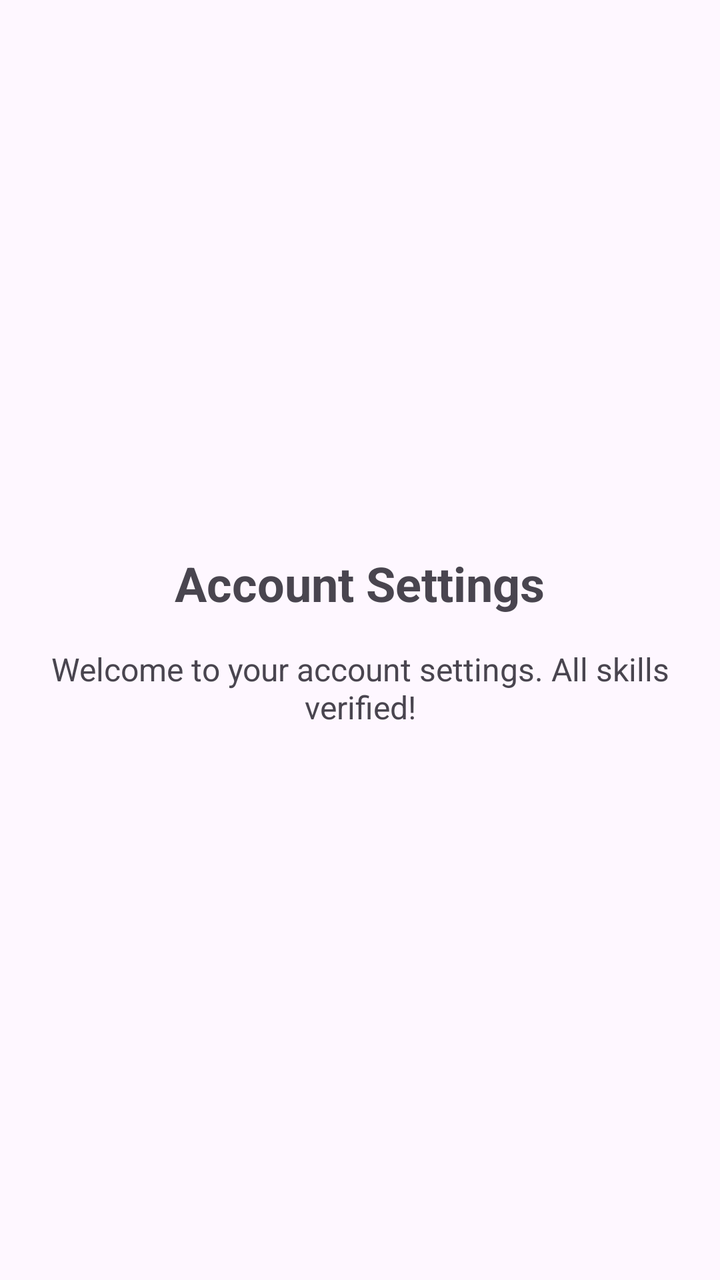
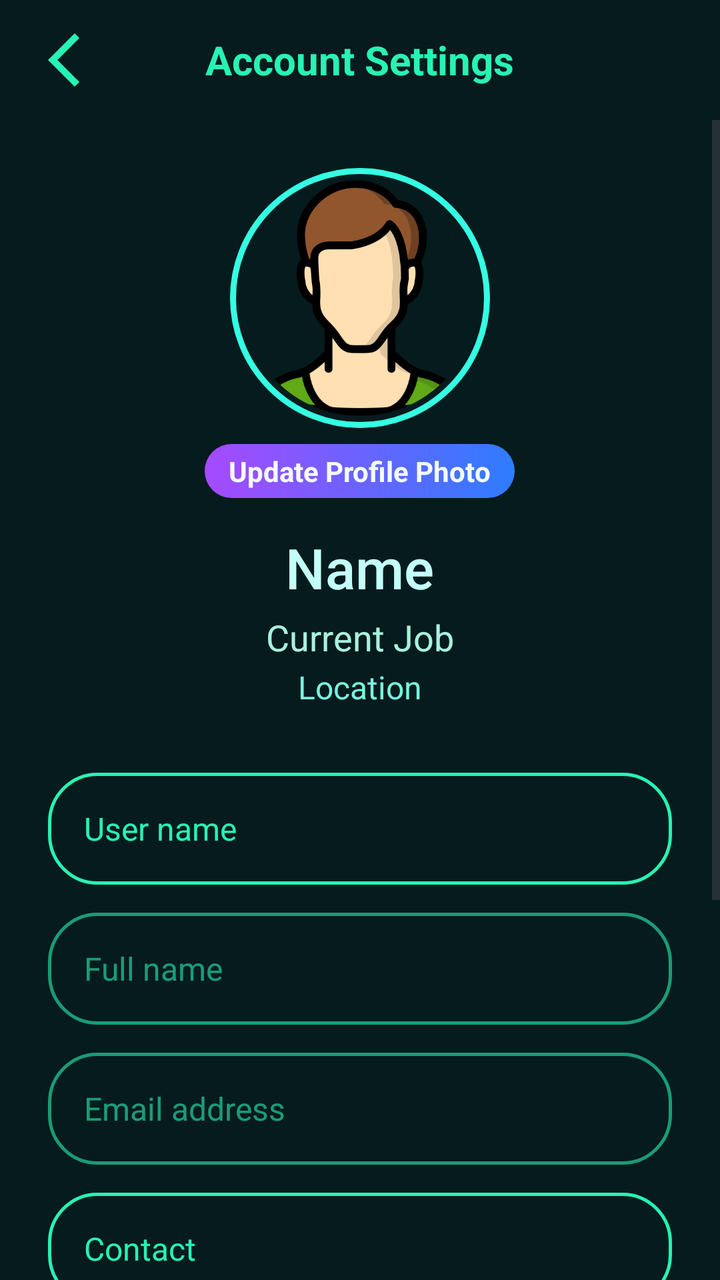

Before-and-after screenshots of an Android layout around one commit, followed by the original layout XML and the change that was made.
<!-- AndroidManifest.xml: application theme Theme.SkillSwapAGenZSkillExchanger -->
<!-- res/layout/activity_account_settings.xml -->
<?xml version="1.0" encoding="utf-8"?>
<LinearLayout xmlns:android="http://schemas.android.com/apk/res/android"
    android:layout_width="match_parent"
    android:layout_height="match_parent"
    android:orientation="vertical"
    android:gravity="center"
    android:padding="20dp">

    <TextView
        android:id="@+id/tvTitle"
        android:layout_width="wrap_content"
        android:layout_height="wrap_content"
        android:text="Account Settings"
        android:textSize="24sp"
        android:textStyle="bold" />

    <TextView
        android:layout_width="wrap_content"
        android:layout_height="wrap_content"
        android:layout_marginTop="16dp"
        android:text="Welcome to your account settings. All skills verified!"
        android:textAlignment="center"
        android:textSize="16sp" />

</LinearLayout>
<!-- resources referenced by this layout -->
<resources>
  <style name="Theme.SkillSwapAGenZSkillExchanger" parent="Base.Theme.SkillSwapAGenZSkillExchanger" />
  <style name="Base.Theme.SkillSwapAGenZSkillExchanger" parent="Theme.Material3.DayNight.NoActionBar">
          
          <item name="android:statusBarColor">#103238</item>
          
      </style>
</resources>

<!-- the commit's change to res/layout/activity_account_settings.xml (unified diff, before → after) -->
@@ -1,25 +1,228 @@
 <?xml version="1.0" encoding="utf-8"?>
 <LinearLayout xmlns:android="http://schemas.android.com/apk/res/android"
+    xmlns:app="http://schemas.android.com/apk/res-auto"
     android:layout_width="match_parent"
     android:layout_height="match_parent"
-    android:orientation="vertical"
-    android:gravity="center"
-    android:padding="20dp">
-
-    <TextView
-        android:id="@+id/tvTitle"
-        android:layout_width="wrap_content"
-        android:layout_height="wrap_content"
-        android:text="Account Settings"
-        android:textSize="24sp"
-        android:textStyle="bold" />
-
-    <TextView
-        android:layout_width="wrap_content"
-        android:layout_height="wrap_content"
-        android:layout_marginTop="16dp"
-        android:text="Welcome to your account settings. All skills verified!"
-        android:textAlignment="center"
-        android:textSize="16sp" />
+    android:background="#061B1D"
+    android:orientation="vertical">
+
+    
+    <RelativeLayout
+        android:layout_width="match_parent"
+        android:layout_height="60dp"
+        android:paddingHorizontal="16dp">
+
+        <ImageView
+            android:id="@+id/btn_back"
+            android:layout_width="32dp"
+            android:layout_height="32dp"
+            android:layout_centerVertical="true"
+            android:src="@drawable/ic_back_activity"
+            android:background="?attr/selectableItemBackgroundBorderless"
+            android:clickable="true"
+            android:focusable="true"/>
+
+        <TextView
+            android:layout_width="wrap_content"
+            android:layout_height="wrap_content"
+            android:layout_centerInParent="true"
+            android:text="Account Settings"
+            android:textColor="#27F3B3"
+            android:textSize="20sp"
+            android:textStyle="bold" />
+    </RelativeLayout>
+
+    <ScrollView
+        android:layout_width="match_parent"
+        android:layout_height="match_parent"
+        android:fillViewport="true">
+
+        <LinearLayout
+            android:layout_width="match_parent"
+            android:layout_height="wrap_content"
+            android:orientation="vertical"
+            android:padding="24dp">
+
+            
+            <FrameLayout
+                android:layout_width="130dp"
+                android:layout_height="130dp"
+                android:layout_gravity="center"
+                android:background="@drawable/profile_ring"
+                android:padding="4dp">
+
+                <com.google.android.material.imageview.ShapeableImageView
+                    android:id="@+id/profile_pic"
+                    android:layout_width="match_parent"
+                    android:layout_height="match_parent"
+                    android:src="@drawable/man"
+                    android:scaleType="centerCrop"
+                    app:shapeAppearanceOverlay="@style/CircleImageView"
+                    android:padding="2dp"/>
+            </FrameLayout>
+
+            
+            <TextView
+                android:id="@+id/tv_update_photo"
+                android:layout_width="wrap_content"
+                android:layout_height="wrap_content"
+                android:layout_gravity="center"
+                android:layout_marginTop="8dp"
+                android:text="Update Profile Photo"
+                android:textColor="#F4FDFB"
+                android:textSize="14sp"
+                android:textStyle="bold"
+                android:background="@drawable/bg_btn_login"
+                android:paddingHorizontal="12dp"
+                android:paddingVertical="4dp"
+                android:clickable="true"
+                android:focusable="true"/>
+
+            
+            <TextView
+                android:id="@+id/name"
+                android:layout_width="wrap_content"
+                android:layout_height="wrap_content"
+                android:text="Name"
+                android:textColor="#C3FFF9"
+                android:layout_gravity="center"
+                android:paddingTop="16dp"
+                android:textSize="28sp"
+                android:fontFamily="sans-serif-medium"/>
+
+            
+            <TextView
+                android:id="@+id/tv_job"
+                android:layout_width="wrap_content"
+                android:layout_height="wrap_content"
+                android:text="Current Job"
+                android:layout_gravity="center"
+                android:textColor="#A8F2DD"
+                android:textSize="18sp"
+                android:paddingTop="4dp"/>
+
+            
+            <TextView
+                android:id="@+id/location"
+                android:layout_width="wrap_content"
+                android:layout_height="wrap_content"
+                android:text="Location"
+                android:layout_gravity="center"
+                android:textColor="#7AF2DD"
+                android:textSize="16sp"
+                android:paddingTop="2dp"/>
+
+            
+            <EditText
+                android:id="@+id/et_user_name"
+                android:layout_width="match_parent"
+                android:layout_height="56dp"
+                android:layout_marginTop="32dp"
+                android:background="@drawable/bg_input_outline"
+                android:paddingStart="18dp"
+                android:paddingEnd="18dp"
+                android:hint="User name"
+                android:textColor="#27F3B3"
+                android:textColorHint="#27F3B3"
+                android:textSize="16sp"
+                android:singleLine="true" />
+
+            <EditText
+                android:id="@+id/et_full_name"
+                android:layout_width="match_parent"
+                android:layout_height="56dp"
+                android:layout_marginTop="14dp"
+                android:background="@drawable/bg_input_outline"
+                android:paddingStart="18dp"
+                android:paddingEnd="18dp"
+                android:hint="Full name"
+                android:textColor="#27F3B3"
+                android:textColorHint="#27F3B3"
+                android:textSize="16sp"
+                android:singleLine="true"
+                android:focusable="false"
+                android:clickable="false"
+                android:alpha="0.6"/>
+
+            <EditText
+                android:id="@+id/et_email"
+                android:layout_width="match_parent"
+                android:layout_height="56dp"
+                android:layout_marginTop="14dp"
+                android:background="@drawable/bg_input_outline"
+                android:paddingStart="18dp"
+                android:paddingEnd="18dp"
+                android:hint="Email address"
+                android:textColor="#27F3B3"
+                android:textColorHint="#27F3B3"
+                android:textSize="16sp"
+                android:singleLine="true"
+                android:focusable="false"
+                android:clickable="false"
+                android:alpha="0.6"/>
+
+            <EditText
+                android:id="@+id/et_contact"
+                android:layout_width="match_parent"
+                android:layout_height="56dp"
+                android:layout_marginTop="14dp"
+                android:background="@drawable/bg_input_outline"
+                android:paddingStart="18dp"
+                android:paddingEnd="18dp"
+                android:hint="Contact"
+                android:inputType="phone"
+                android:textColor="#27F3B3"
+                android:textColorHint="#27F3B3"
+                android:textSize="16sp"
+                android:singleLine="true" />
+
+            <EditText
+                android:id="@+id/et_dob"
+                android:layout_width="match_parent"
+                android:layout_height="56dp"
+                android:layout_marginTop="14dp"
+                android:background="@drawable/bg_input_outline"
+                android:paddingStart="18dp"
+                android:paddingEnd="18dp"
+                android:hint="Date of birth"
+                android:textColor="#27F3B3"
+                android:textColorHint="#27F3B3"
+                android:textSize="16sp"
+                android:singleLine="true"
+                android:focusable="false"
+                android:clickable="false"
+                android:alpha="0.6"/>
+
+            
+            <TextView
+                android:id="@+id/btn_change_password"
+                android:layout_width="match_parent"
+                android:layout_height="56dp"
+                android:layout_marginTop="24dp"
+                android:background="@drawable/bg_signup_btn"
+                android:gravity="center"
+                android:text="Change Password"
+                android:textColor="#02131C"
+                android:textSize="18sp"
+                android:textStyle="bold" />
+
+            
+            <TextView
+                android:id="@+id/btn_save_info"
+                android:layout_width="match_parent"
+                android:layout_height="56dp"
+                android:layout_marginTop="16dp"
+                android:layout_marginBottom="24dp"
+                android:background="@drawable/bg_btn_login"
+                android:gravity="center"
+                android:text="Save Info"
+                android:textColor="#F4FDFB"
+                android:textSize="18sp"
+                android:textStyle="bold"
+                android:alpha="0.5"
+                android:clickable="false" />
+
+        </LinearLayout>
+    </ScrollView>
 
 </LinearLayout>
<!-- resource entries referenced after the edit -->
@@ -1,5 +1,51 @@
 <!-- resources referenced by this layout -->
 <resources>
+  <!-- drawable bg_btn_login (drawable) -->
+  <shape xmlns:android="http://schemas.android.com/apk/res/android"
+      android:shape="rectangle">
+  
+      <corners android:radius="24dp" />
+  
+      <gradient
+          android:type="linear"
+          android:startColor="#A64AFF"
+          android:endColor="#2E7CFF"
+          android:angle="0" />
+  </shape>
+  <!-- drawable bg_input_outline (drawable) -->
+  <shape xmlns:android="http://schemas.android.com/apk/res/android">
+      <solid android:color="@android:color/transparent" />
+      <stroke
+          android:width="1.7dp"
+          android:color="#27F3B3" />
+      <corners android:radius="24dp" />
+  </shape>
+  <!-- drawable bg_signup_btn (drawable) -->
+  <shape xmlns:android="http://schemas.android.com/apk/res/android">
+      <corners android:radius="24dp" />
+      <solid android:color="#18FCE6" />
+  </shape>
+  <!-- drawable ic_back_activity (drawable) -->
+  <vector xmlns:android="http://schemas.android.com/apk/res/android" android:height="24dp" android:tint="#27F3B3" android:viewportHeight="24" android:viewportWidth="24" android:width="24dp">
+        
+      <path android:fillColor="@android:color/white" android:pathData="M17.77,3.77l-1.77,-1.77l-10,10l10,10l1.77,-1.77l-8.23,-8.23z"/>
+      
+  </vector>
+  <!-- drawable man: png bitmap (drawable, 31781 bytes) -->
+  <!-- drawable profile_ring (drawable) -->
+  <shape xmlns:android="http://schemas.android.com/apk/res/android"
+      android:shape="oval">
+  
+      <stroke
+          android:width="3dp"
+          android:color="#34FFE3" />
+  
+      <solid android:color="@android:color/transparent" />
+  </shape>
+  <style name="CircleImageView" parent="">
+          <item name="cornerFamily">rounded</item>
+          <item name="cornerSize">50%</item>
+      </style>
   <style name="Theme.SkillSwapAGenZSkillExchanger" parent="Base.Theme.SkillSwapAGenZSkillExchanger" />
   <style name="Base.Theme.SkillSwapAGenZSkillExchanger" parent="Theme.Material3.DayNight.NoActionBar">
           
